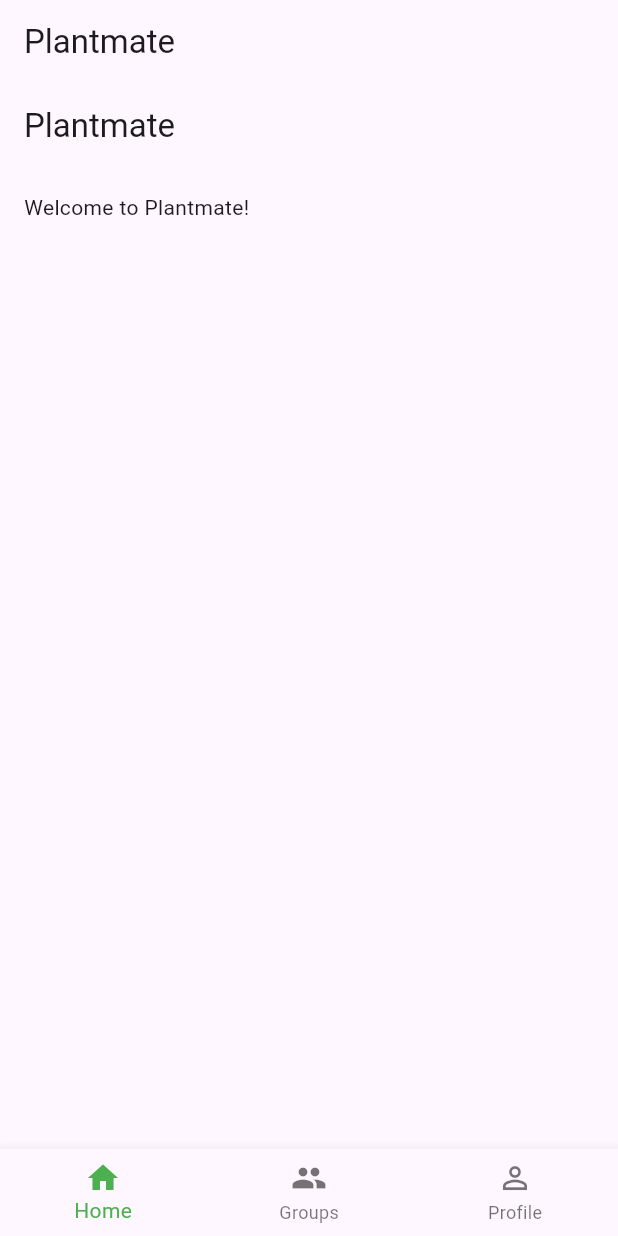
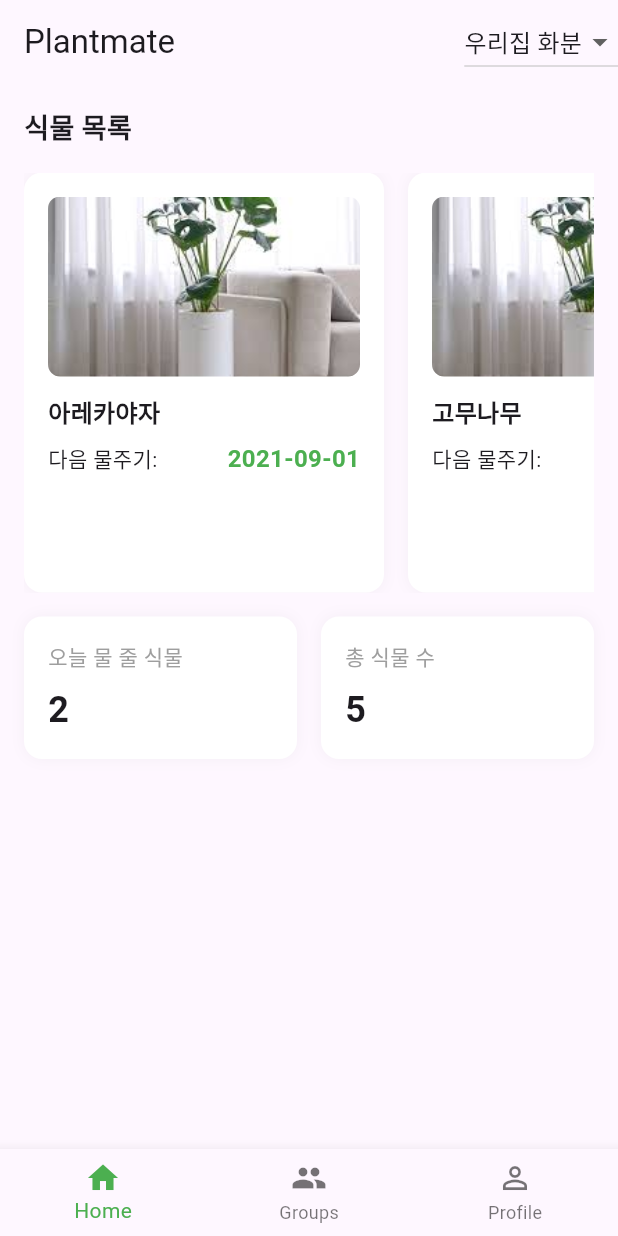
Before and after one commit to eddymango/plantmate, a Flutter app: the screen it shows after launch, on a phone screen of 412 x 824 dp. Run offline on Flutter 3.47's test engine with Material 3 defaults, Android fonts, the phone set to English and light mode, and no system bars.

Commit message:
HomeScreen-Plant_Card,Stat_Card 구현

```diff
--- a/plantmate/lib/plantmate.dart
+++ b/plantmate/lib/plantmate.dart
@@ -5,23 +5,17 @@ import 'package:plantmate/screens/group_screen.dart';
 import 'package:plantmate/screens/home_screen.dart';
 import 'package:plantmate/screens/profile_screen.dart';
 
-
-
 final List<BottomNavigationBarItem> tabs = <BottomNavigationBarItem>[
   BottomNavigationBarItem(icon: Icon(Icons.home), label: 'Home'),
-  BottomNavigationBarItem(icon: Icon(Icons.group),label: 'Groups'),
-  BottomNavigationBarItem(icon: Icon(Icons.person_outline),label: 'Profile'),
+  BottomNavigationBarItem(icon: Icon(Icons.group), label: 'Groups'),
+  BottomNavigationBarItem(icon: Icon(Icons.person_outline), label: 'Profile'),
 ];
-
 
 final List<Widget> myTabItems = [
   HomeScreen(),
   GroupScreen(),
   ProfileScreen(),
 ];
-
-
-
 
 class PlantMateApp extends StatefulWidget {
   const PlantMateApp({super.key});
@@ -31,18 +25,14 @@ class PlantMateApp extends StatefulWidget {
 }
 
 class _PlantMateAppState extends State<PlantMateApp> {
-
   int _selectedIndex = 0;
 
   void _onItemTapped(int index) {
     setState(() {
-
       log("index: $index");
       _selectedIndex = index;
     });
   }
-
-
 
   @override
   Widget build(BuildContext context) {
@@ -52,10 +42,9 @@ class _PlantMateAppState extends State<PlantMateApp> {
       theme: ThemeData(
         primarySwatch: Colors.green,
       ),
-      home: DefaultTabController(length: tabs.length, child: Scaffold(
-        appBar: AppBar(
-          title: const Text('Plantmate'),
-        ),
+      home: DefaultTabController(
+          length: tabs.length,
+          child: Scaffold(
             bottomNavigationBar: BottomNavigationBar(
               items: tabs,
               currentIndex: _selectedIndex,
--- a/plantmate/lib/screens/home_screen.dart
+++ b/plantmate/lib/screens/home_screen.dart
@@ -1,4 +1,8 @@
 import 'package:flutter/material.dart';
+import 'package:flutter/rendering.dart';
+
+import '../widgets/plant_card.dart';
+import '../widgets/stat_card.dart';
 
 class HomeScreen extends StatelessWidget {
   const HomeScreen({super.key});
@@ -8,11 +12,56 @@ class HomeScreen extends StatelessWidget {
     return Scaffold(
       appBar: AppBar(
         title: const Text('Plantmate'),
+        actions: [
+          DropdownButton(
+            value: '우리집 화분',
+            onChanged: (value) {
+              print(value);
+            },
+            items: const [
+              DropdownMenuItem(value: '우리집 화분', child: Text("우리집 화분")),
+              DropdownMenuItem(value: '사무실 정원', child: Text("사무실 정원")),
+            ],
+          )
+        ],
       ),
-      body: Padding(padding: const EdgeInsets.all(16.0),
+      body: Padding(
+        padding: const EdgeInsets.all(16.0),
         child: Column(
-          children: const <Widget>[
-            Text('Welcome to Plantmate!'),
+          crossAxisAlignment: CrossAxisAlignment.start,
+          children: <Widget>[
+            Text(
+              "식물 목록",
+              style: TextStyle(fontSize: 18, fontWeight: FontWeight.bold),
+            ),
+            const SizedBox(
+              height: 16,
+            ),
+            SizedBox(
+              height: 280,
+              child: ListView(
+                scrollDirection: Axis.horizontal,
+                children: [
+                  PlantCard(name: '아레카야자', nextWatering: '2021-09-01'),
+                  const SizedBox(width: 16),
+                  PlantCard(name: '고무나무', nextWatering: '2021-09-01'),
+                  const SizedBox(width: 16),
+                  PlantCard(name: '스투키', nextWatering: '2021-09-01'),
+                ],
+              ),
+            ),
+            SizedBox(height: 16),
+            Row(
+              children: const [
+                Expanded(
+                  child: StatCard(label: '오늘 물 줄 식물', value: '2'),
+                ),
+                SizedBox(width: 16),
+                Expanded(
+                  child: StatCard(label: '총 식물 수', value: '5'),
+                ),
+              ],
+            ),
           ],
         ),
       ),
--- a/plantmate/lib/widgets/plant_card.dart
+++ b/plantmate/lib/widgets/plant_card.dart
@@ -0,0 +1,60 @@
+import 'package:flutter/material.dart';
+
+class PlantCard extends StatelessWidget {
+  final String name;
+  final String nextWatering;
+
+  const PlantCard({required this.name, required this.nextWatering, super.key});
+
+  @override
+  Widget build(BuildContext context) {
+    return Container(
+      width: 240,
+      padding: const EdgeInsets.all(16),
+      decoration: BoxDecoration(
+        color: Colors.white,
+        borderRadius: BorderRadius.circular(12),
+        boxShadow: [
+          BoxShadow(
+            color: Colors.grey.withOpacity(0.1),
+            blurRadius: 8,
+          ),
+        ],
+      ),
+      child: Column(
+        crossAxisAlignment: CrossAxisAlignment.start,
+        children: [
+          ClipRRect(
+            borderRadius: BorderRadius.circular(8),
+            child: Image.asset(
+              'assets/images/image1.jpg',
+              height: 120,
+              width: double.infinity,
+              fit: BoxFit.cover,
+            ),
+          ),
+          const SizedBox(height: 12),
+          Text(
+            name,
+            style: const TextStyle(fontSize: 16, fontWeight: FontWeight.bold),
+          ),
+          const SizedBox(height: 8),
+          Row(
+            mainAxisAlignment: MainAxisAlignment.spaceBetween,
+            children: [
+              const Text('다음 물주기:'),
+              Text(
+                nextWatering,
+                style: const TextStyle(
+                  fontSize: 16,
+                  fontWeight: FontWeight.bold,
+                  color: Colors.green,
+                ),
+              ),
+            ],
+          ),
+        ],
+      ),
+    );
+  }
+}
--- a/plantmate/lib/widgets/stat_card.dart
+++ b/plantmate/lib/widgets/stat_card.dart
@@ -0,0 +1,36 @@
+import 'package:flutter/material.dart';
+
+class StatCard extends StatelessWidget {
+  final String label;
+  final String value;
+
+  const StatCard({required this.label, required this.value, super.key});
+
+  @override
+  Widget build(BuildContext context) {
+    return Container(
+      padding: const EdgeInsets.all(16),
+      decoration: BoxDecoration(
+        color: Colors.white,
+        borderRadius: BorderRadius.circular(12),
+        boxShadow: [
+          BoxShadow(
+            color: Colors.grey.withOpacity(0.1),
+            blurRadius: 8,
+          ),
+        ],
+      ),
+      child: Column(
+        crossAxisAlignment: CrossAxisAlignment.start,
+        children: [
+          Text(label, style: const TextStyle(color: Colors.grey)),
+          const SizedBox(height: 8),
+          Text(
+            value,
+            style: const TextStyle(fontSize: 24, fontWeight: FontWeight.bold),
+          ),
+        ],
+      ),
+    );
+  }
+}
```
Also changed, not shown: plantmate/pubspec.yaml (+3 -5 lines), plantmate/assets/images/image1.jpg (added), plantmate/assets/images/image2.png (added), plantmate/assets/images/image3.png (added). Lines whose indentation alone changed are shown as unchanged.
